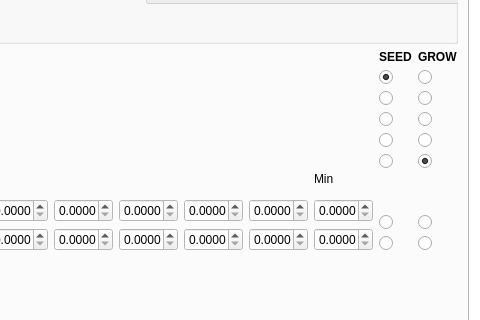
Above: BAD_dialog_base.ui from silviamacchi/bad_COPIA before the change; both pictures show x 220 to 700 and y 99 to 419 of the 700 by 780 pixel window. Below: the same form after it.
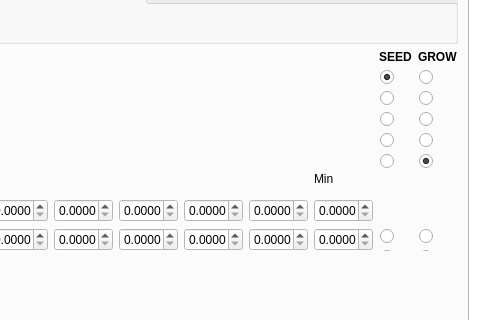
That is the form after the change. The open tabs and pages were chosen to show the change. Custom widgets are drawn as their Qt base class.

Commit message: Implemented checkbox, spinnboxes and output saving for UserChoice1 and UserChoice2 in OWA

The edit to the form file:
```diff
--- a/BAD_dialog_base.ui
+++ b/BAD_dialog_base.ui
@@ -5238,7 +5238,14 @@
             <enum>QFrame::Raised</enum>
            </property>
            <widget class="QWidget" name="layoutWidget">
-
+            <property name="geometry">
+             <rect>
+              <x>0</x>
+              <y>0</y>
+              <width>23</width>
+              <height>195</height>
+             </rect>
+            </property>
             <layout class="QGridLayout" name="gridLayout_9">
              <property name="sizeConstraint">
               <enum>QLayout::SetDefaultConstraint</enum>
@@ -5464,6 +5471,14 @@
             <enum>QFrame::Raised</enum>
            </property>
            <widget class="QWidget" name="layoutWidget">
+            <property name="geometry">
+             <rect>
+              <x>0</x>
+              <y>0</y>
+              <width>23</width>
+              <height>195</height>
+             </rect>
+            </property>
             <layout class="QGridLayout" name="gridLayout_8">
              <property name="sizeConstraint">
               <enum>QLayout::SetDefaultConstraint</enum>
```
Left out of the diff: 22 changed lines with no effect on the pictures. The commit also changes 2 other files.
